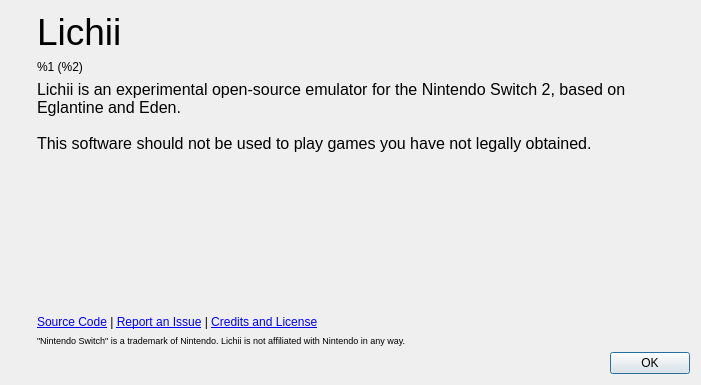
This is src/yuzu/aboutdialog.ui in Darkfiredoom/PhoenixEmu as Qt 5 draws it before an edit. The edited form follows.
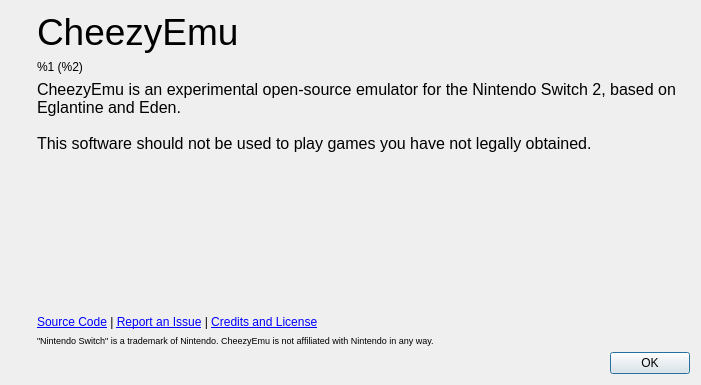
This is the edited form. Icons and pictures are not drawn.

Commit message: Rename the emulator to CheezyEmu, with its own icon

The edit to the form file:
```diff
--- a/src/yuzu/aboutdialog.ui
+++ b/src/yuzu/aboutdialog.ui
@@ -69,7 +69,7 @@
           </sizepolicy>
          </property>
          <property name="text">
-          <string>&lt;html&gt;&lt;head/&gt;&lt;body&gt;&lt;p&gt;&lt;span style=&quot; font-size:28pt;&quot;&gt;Lichii&lt;/span&gt;&lt;/p&gt;&lt;/body&gt;&lt;/html&gt;</string>
+          <string>&lt;html&gt;&lt;head/&gt;&lt;body&gt;&lt;p&gt;&lt;span style=&quot; font-size:28pt;&quot;&gt;CheezyEmu&lt;/span&gt;&lt;/p&gt;&lt;/body&gt;&lt;/html&gt;</string>
          </property>
         </widget>
        </item>
@@ -102,7 +102,7 @@
 li.unchecked::marker { content: &quot;\2610&quot;; }
 li.checked::marker { content: &quot;\2612&quot;; }
 &lt;/style&gt;&lt;/head&gt;&lt;body style=&quot; font-family:'Noto Sans'; font-size:9pt; font-weight:400; font-style:normal;&quot;&gt;
-&lt;p style=&quot; margin-top:0px; margin-bottom:0px; margin-left:0px; margin-right:0px; -qt-block-indent:0; text-indent:0px;&quot;&gt;&lt;span style=&quot; font-family:'MS Shell Dlg 2'; font-size:12pt;&quot;&gt;Lichii is an experimental open-source emulator for the Nintendo Switch 2, based on Eglantine and Eden. &lt;br /&gt;&lt;br /&gt;This software should not be used to play games you have not legally obtained.&lt;/span&gt;&lt;/p&gt;&lt;/body&gt;&lt;/html&gt;</string>
+&lt;p style=&quot; margin-top:0px; margin-bottom:0px; margin-left:0px; margin-right:0px; -qt-block-indent:0; text-indent:0px;&quot;&gt;&lt;span style=&quot; font-family:'MS Shell Dlg 2'; font-size:12pt;&quot;&gt;CheezyEmu is an experimental open-source emulator for the Nintendo Switch 2, based on Eglantine and Eden. &lt;br /&gt;&lt;br /&gt;This software should not be used to play games you have not legally obtained.&lt;/span&gt;&lt;/p&gt;&lt;/body&gt;&lt;/html&gt;</string>
          </property>
          <property name="alignment">
           <set>Qt::AlignmentFlag::AlignLeading|Qt::AlignmentFlag::AlignLeft|Qt::AlignmentFlag::AlignVCenter</set>
@@ -144,7 +144,7 @@
           </sizepolicy>
          </property>
          <property name="text">
-          <string>&lt;html&gt;&lt;head/&gt;&lt;body&gt;&lt;p&gt;&lt;span style=&quot; font-size:7pt;&quot;&gt;&amp;quot;Nintendo Switch&amp;quot; is a trademark of Nintendo. Lichii is not affiliated with Nintendo in any way.&lt;/span&gt;&lt;/p&gt;&lt;/body&gt;&lt;/html&gt;</string>
+          <string>&lt;html&gt;&lt;head/&gt;&lt;body&gt;&lt;p&gt;&lt;span style=&quot; font-size:7pt;&quot;&gt;&amp;quot;Nintendo Switch&amp;quot; is a trademark of Nintendo. CheezyEmu is not affiliated with Nintendo in any way.&lt;/span&gt;&lt;/p&gt;&lt;/body&gt;&lt;/html&gt;</string>
          </property>
         </widget>
        </item>
```
Left out of the diff: 4 changed lines with no effect on the pictures. The commit also changes 97 other files.
